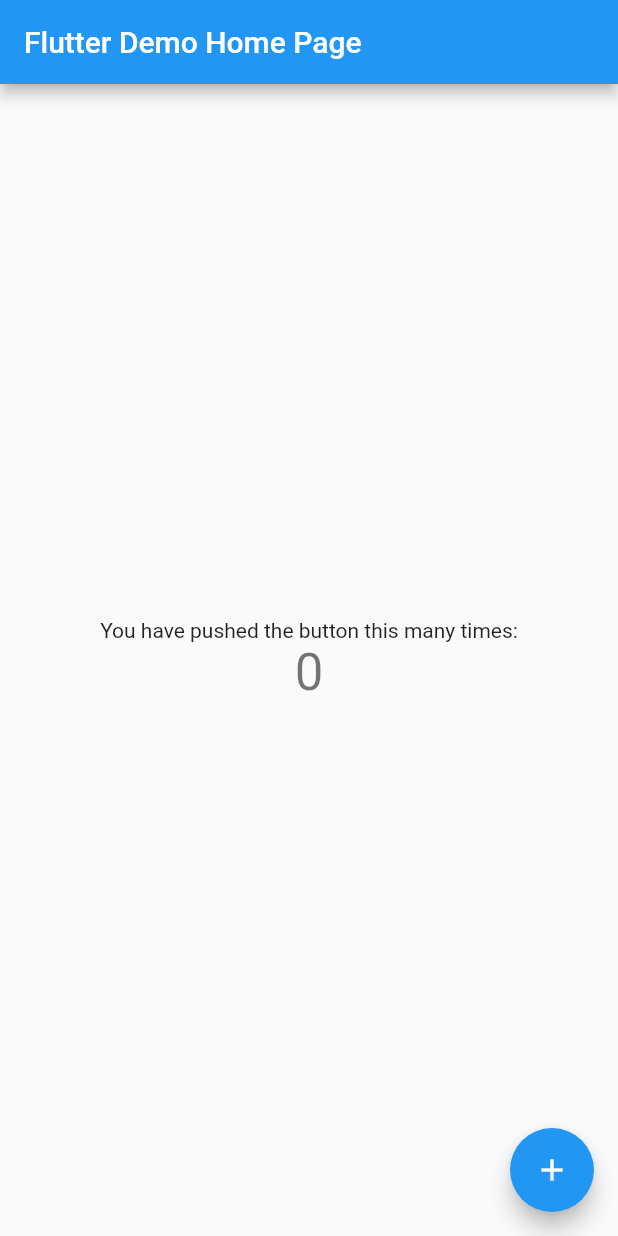
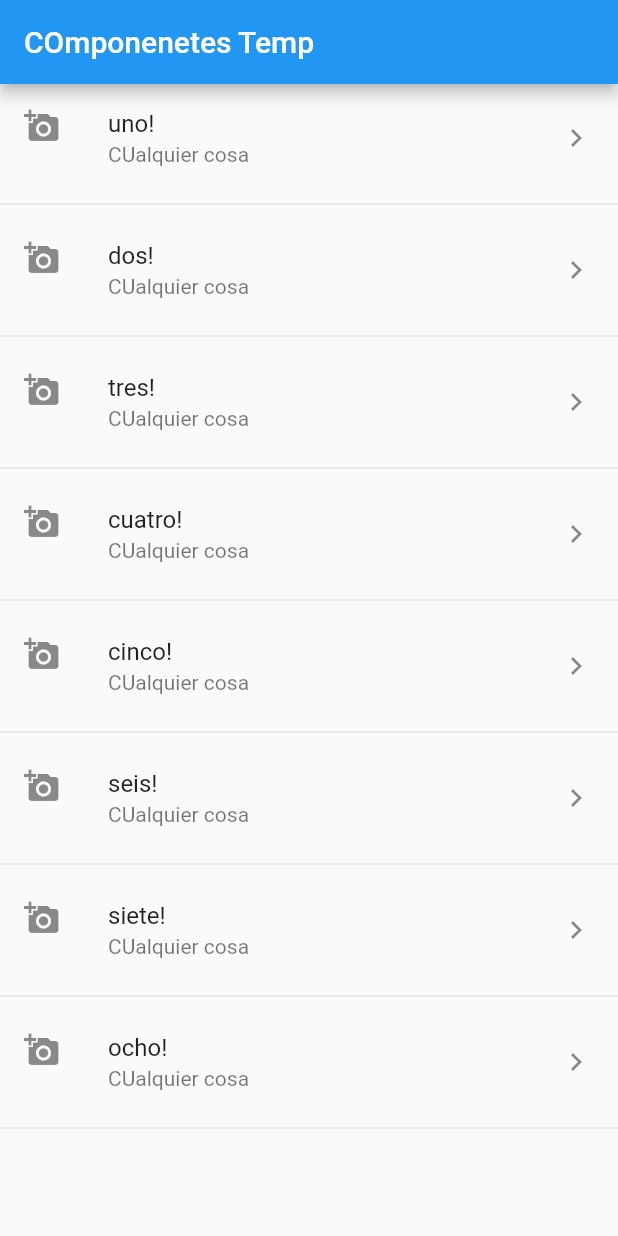
Before and after one commit to wallas83/flutter_basic_herrera, a Flutter app: the screen it shows after launch, on a phone screen of 412 x 824 dp. Run offline on Flutter 3.47's test engine with Material 2 defaults, Android fonts, the phone set to English and light mode, and no system bars.

Commit message:
adding iterable maps and lists

```diff
--- a/componentes/lib/main.dart
+++ b/componentes/lib/main.dart
@@ -1,111 +1,15 @@
+import 'package:componentes/src/pages/home_temp.dart';
 import 'package:flutter/material.dart';
 
 void main() => runApp(MyApp());
 
 class MyApp extends StatelessWidget {
-  // This widget is the root of your application.
   @override
   Widget build(BuildContext context) {
     return MaterialApp(
-      title: 'Flutter Demo',
-      theme: ThemeData(
-        // This is the theme of your application.
-        //
-        // Try running your application with "flutter run". You'll see the
-        // application has a blue toolbar. Then, without quitting the app, try
-        // changing the primarySwatch below to Colors.green and then invoke
-        // "hot reload" (press "r" in the console where you ran "flutter run",
-        // or simply save your changes to "hot reload" in a Flutter IDE).
-        // Notice that the counter didn't reset back to zero; the application
-        // is not restarted.
-        primarySwatch: Colors.blue,
-      ),
-      home: MyHomePage(title: 'Flutter Demo Home Page'),
+      debugShowCheckedModeBanner: false,
+      title: 'Material App',
+      home: HomePageTemp()
     );
   }
 }
-
-class MyHomePage extends StatefulWidget {
-  MyHomePage({Key key, this.title}) : super(key: key);
-
-  // This widget is the home page of your application. It is stateful, meaning
-  // that it has a State object (defined below) that contains fields that affect
-  // how it looks.
-
-  // This class is the configuration for the state. It holds the values (in this
-  // case the title) provided by the parent (in this case the App widget) and
-  // used by the build method of the State. Fields in a Widget subclass are
-  // always marked "final".
-
-  final String title;
-
-  @override
-  _MyHomePageState createState() => _MyHomePageState();
-}
-
-class _MyHomePageState extends State<MyHomePage> {
-  int _counter = 0;
-
-  void _incrementCounter() {
-    setState(() {
-      // This call to setState tells the Flutter framework that something has
-      // changed in this State, which causes it to rerun the build method below
-      // so that the display can reflect the updated values. If we changed
-      // _counter without calling setState(), then the build method would not be
-      // called again, and so nothing would appear to happen.
-      _counter++;
-    });
-  }
-
-  @override
-  Widget build(BuildContext context) {
-    // This method is rerun every time setState is called, for instance as done
-    // by the _incrementCounter method above.
-    //
-    // The Flutter framework has been optimized to make rerunning build methods
-    // fast, so that you can just rebuild anything that needs updating rather
-    // than having to individually change instances of widgets.
-    return Scaffold(
-      appBar: AppBar(
-        // Here we take the value from the MyHomePage object that was created by
-        // the App.build method, and use it to set our appbar title.
-        title: Text(widget.title),
-      ),
-      body: Center(
-        // Center is a layout widget. It takes a single child and positions it
-        // in the middle of the parent.
-        child: Column(
-          // Column is also a layout widget. It takes a list of children and
-          // arranges them vertically. By default, it sizes itself to fit its
-          // children horizontally, and tries to be as tall as its parent.
-          //
-          // Invoke "debug painting" (press "p" in the console, choose the
-          // "Toggle Debug Paint" action from the Flutter Inspector in Android
-          // Studio, or the "Toggle Debug Paint" command in Visual Studio Code)
-          // to see the wireframe for each widget.
-          //
-          // Column has various properties to control how it sizes itself and
-          // how it positions its children. Here we use mainAxisAlignment to
-          // center the children vertically; the main axis here is the vertical
-          // axis because Columns are vertical (the cross axis would be
-          // horizontal).
-          mainAxisAlignment: MainAxisAlignment.center,
-          children: <Widget>[
-            Text(
-              'You have pushed the button this many times:',
-            ),
-            Text(
-              '$_counter',
-              style: Theme.of(context).textTheme.display1,
-            ),
-          ],
-        ),
-      ),
-      floatingActionButton: FloatingActionButton(
-        onPressed: _incrementCounter,
-        tooltip: 'Increment',
-        child: Icon(Icons.add),
-      ), // This trailing comma makes auto-formatting nicer for build methods.
-    );
-  }
-}
--- /dev/null
+++ b/componentes/lib/src/pages/home_temp.dart
@@ -0,0 +1,51 @@
+import 'package:flutter/material.dart';
+class HomePageTemp extends StatelessWidget {
+
+  final opciones = ['uno','dos','tres','cuatro','cinco','seis','siete','ocho'];
+
+  @override
+  Widget build(BuildContext context) {
+    return Scaffold(
+      appBar: AppBar(
+        title: Text('COmponenetes Temp'),
+      ),
+      body: ListView(
+        children: _crearItemsCorta() ,
+      ),
+    );
+  }
+
+  List<Widget> _crearItems(){
+
+    List<Widget> lista = new List<Widget>();
+
+    for (String opt in opciones) {
+       final temWidget = ListTile(
+         title: Text(opt),
+       );
+
+      lista..add(temWidget)
+           ..add(Divider());
+    }
+    return lista;
+  }
+
+  List<Widget> _crearItemsCorta(){
+    return  opciones.map((item){
+        return Column(
+          children: <Widget>[
+            ListTile(
+              title: Text(item + '!'),
+
+              subtitle:Text('CUalquier cosa'),
+              leading: Icon(Icons.add_a_photo),
+              trailing: Icon(Icons.keyboard_arrow_right),
+              onTap: (){},
+            ),
+            Divider()
+          ],
+        );
+    }).toList();
+  }
+
+}
```
